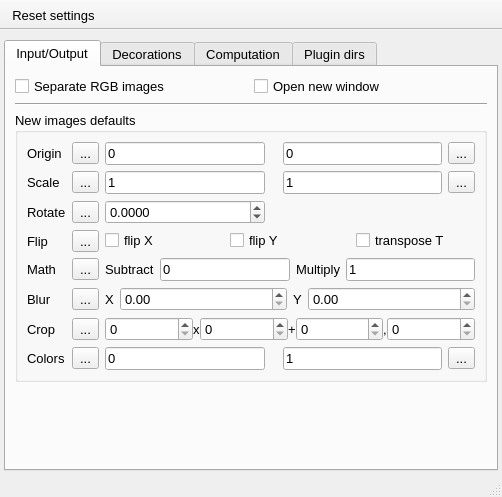
Above: UIs/nPreferences.ui from NeutrinoToolkit/Neutrino before the change. Below: the same form after it.
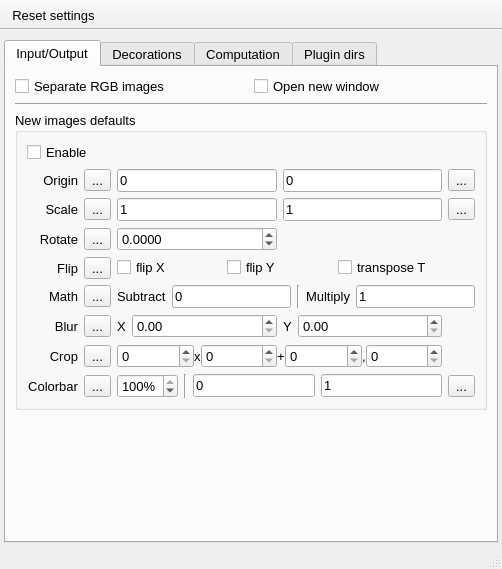
That is the form after the change. Icons and pictures are not drawn.

Commit message: [Focalspot] fix when NaN present and scale

Diff of the .ui file:
```diff
--- a/UIs/nPreferences.ui
+++ b/UIs/nPreferences.ui
@@ -7,7 +7,7 @@
     <x>0</x>
     <y>0</y>
     <width>448</width>
-    <height>497</height>
+    <height>569</height>
    </rect>
   </property>
   <property name="font">
@@ -103,8 +103,18 @@
           <property name="title">
            <string>New images defaults</string>
           </property>
-          <layout class="QGridLayout" name="gridLayout">
-           <item row="0" column="0">
+          <layout class="QGridLayout" name="gridLayout" columnstretch="0,0,1,1,0">
+           <item row="0" column="0" colspan="2">
+            <widget class="QCheckBox" name="enableNewImageSettings">
+             <property name="text">
+              <string>Enable</string>
+             </property>
+             <property name="neutrinoSave" stdset="0">
+              <bool>true</bool>
+             </property>
+            </widget>
+           </item>
+           <item row="1" column="0">
             <widget class="QLabel" name="label_8">
              <property name="font">
               <font>
@@ -114,10 +124,13 @@
              <property name="text">
               <string>Origin</string>
              </property>
+             <property name="alignment">
+              <set>Qt::AlignRight|Qt::AlignTrailing|Qt::AlignVCenter</set>
+             </property>
             </widget>
            </item>
            <item row="1" column="1">
-            <widget class="QToolButton" name="lockScale">
+            <widget class="QToolButton" name="lockOrigin">
              <property name="toolTip">
               <string>lock scale for newly opened images</string>
              </property>
@@ -137,120 +150,33 @@
              </property>
             </widget>
            </item>
-           <item row="5" column="1">
-            <widget class="QToolButton" name="lockBlur">
+           <item row="1" column="2">
+            <widget class="QLineEdit" name="originX">
              <property name="toolTip">
               <string>lock blur for newly opened images</string>
              </property>
              <property name="text">
-              <string>...</string>
+              <string>0</string>
              </property>
-             <property name="icon">
-              <iconset resource="../../build-neutrinoMaster-Brew-Debug/src/qrc/icons.qrc">
-               <normaloff>:/icons/lockOpen.png</normaloff>
-               <normalon>:/icons/lockClose.png</normalon>:/icons/lockOpen.png</iconset>
-             </property>
-             <property name="checkable">
-              <bool>true</bool>
-             </property>
              <property name="neutrinoSave" stdset="0">
               <bool>true</bool>
              </property>
             </widget>
            </item>
-           <item row="6" column="1">
-            <widget class="QToolButton" name="lockCrop">
+           <item row="1" column="3">
+            <widget class="QLineEdit" name="originY">
              <property name="toolTip">
               <string>lock crop for newly opened images</string>
              </property>
              <property name="text">
-              <string>...</string>
+              <string>0</string>
              </property>
-             <property name="icon">
-              <iconset resource="../../build-neutrinoMaster-Brew-Debug/src/qrc/icons.qrc">
-               <normaloff>:/icons/lockOpen.png</normaloff>
-               <normalon>:/icons/lockClose.png</normalon>:/icons/lockOpen.png</iconset>
-             </property>
-             <property name="checkable">
-              <bool>true</bool>
-             </property>
              <property name="neutrinoSave" stdset="0">
               <bool>true</bool>
              </property>
             </widget>
            </item>
-           <item row="4" column="0">
-            <widget class="QLabel" name="label_7">
-             <property name="text">
-              <string>Math</string>
-             </property>
-            </widget>
-           </item>
-           <item row="1" column="0">
-            <widget class="QLabel" name="label_9">
-             <property name="font">
-              <font>
-               <pointsize>10</pointsize>
-              </font>
-             </property>
-             <property name="text">
-              <string>Scale</string>
-             </property>
-            </widget>
-           </item>
-           <item row="4" column="4" colspan="5">
-            <widget class="QWidget" name="widget_2" native="true">
-             <layout class="QHBoxLayout" name="horizontalLayout_3">
-              <property name="leftMargin">
-               <number>0</number>
-              </property>
-              <property name="topMargin">
-               <number>0</number>
-              </property>
-              <property name="rightMargin">
-               <number>0</number>
-              </property>
-              <property name="bottomMargin">
-               <number>0</number>
-              </property>
-              <item>
-               <widget class="QLabel" name="label_12">
-                <property name="text">
-                 <string>Subtract</string>
-                </property>
-               </widget>
-              </item>
-              <item>
-               <widget class="QLineEdit" name="subtract">
-                <property name="text">
-                 <string>0</string>
-                </property>
-                <property name="neutrinoSave" stdset="0">
-                 <bool>true</bool>
-                </property>
-               </widget>
-              </item>
-              <item>
-               <widget class="QLabel" name="label_13">
-                <property name="text">
-                 <string>Multiply</string>
-                </property>
-               </widget>
-              </item>
-              <item>
-               <widget class="QLineEdit" name="multiply">
-                <property name="text">
-                 <string>1</string>
-                </property>
-                <property name="neutrinoSave" stdset="0">
-                 <bool>true</bool>
-                </property>
-               </widget>
-              </item>
-             </layout>
-            </widget>
-           </item>
-           <item row="0" column="8">
+           <item row="1" column="4">
             <widget class="QToolButton" name="getOrigin">
              <property name="toolTip">
               <string>get origin from current image</string>
@@ -264,28 +190,83 @@
              </property>
             </widget>
            </item>
-           <item row="7" column="1">
-            <widget class="QToolButton" name="lockColors">
-             <property name="toolTip">
-              <string>lock colors for newly opened images</string>
-             </property>
-             <property name="text">
-              <string>...</string>
-             </property>
-             <property name="icon">
-              <iconset resource="../../build-neutrinoMaster-Brew-Debug/src/qrc/icons.qrc">
-               <normaloff>:/icons/lockOpen.png</normaloff>
-               <normalon>:/icons/lockClose.png</normalon>:/icons/lockOpen.png</iconset>
-             </property>
-             <property name="checkable">
-              <bool>true</bool>
-             </property>
-             <property name="neutrinoSave" stdset="0">
-              <bool>true</bool>
-             </property>
-            </widget>
-           </item>
            <item row="2" column="0">
+            <widget class="QLabel" name="label_9">
+             <property name="font">
+              <font>
+               <pointsize>10</pointsize>
+              </font>
+             </property>
+             <property name="text">
+              <string>Scale</string>
+             </property>
+             <property name="alignment">
+              <set>Qt::AlignRight|Qt::AlignTrailing|Qt::AlignVCenter</set>
+             </property>
+            </widget>
+           </item>
+           <item row="2" column="1">
+            <widget class="QToolButton" name="lockScale">
+             <property name="toolTip">
+              <string>lock scale for newly opened images</string>
+             </property>
+             <property name="text">
+              <string>...</string>
+             </property>
+             <property name="icon">
+              <iconset resource="../../build-neutrinoMaster-Brew-Debug/src/qrc/icons.qrc">
+               <normaloff>:/icons/lockOpen.png</normaloff>
+               <normalon>:/icons/lockClose.png</normalon>:/icons/lockOpen.png</iconset>
+             </property>
+             <property name="checkable">
+              <bool>true</bool>
+             </property>
+             <property name="neutrinoSave" stdset="0">
+              <bool>true</bool>
+             </property>
+            </widget>
+           </item>
+           <item row="2" column="2">
+            <widget class="QLineEdit" name="scaleX">
+             <property name="toolTip">
+              <string>scale x</string>
+             </property>
+             <property name="text">
+              <string>1</string>
+             </property>
+             <property name="neutrinoSave" stdset="0">
+              <bool>true</bool>
+             </property>
+            </widget>
+           </item>
+           <item row="2" column="3">
+            <widget class="QLineEdit" name="scaleY">
+             <property name="toolTip">
+              <string>scale y</string>
+             </property>
+             <property name="text">
+              <string>1</string>
+             </property>
+             <property name="neutrinoSave" stdset="0">
+              <bool>true</bool>
+             </property>
+            </widget>
+           </item>
+           <item row="2" column="4">
+            <widget class="QToolButton" name="getScale">
+             <property name="toolTip">
+              <string>get scale from current image</string>
+             </property>
+             <property name="text">
+              <string>...</string>
+             </property>
+             <property name="icon">
+              <iconset resource="../../build-neutrinoMaster-Brew-Debug/src/qrc/icons.qrc">
+               <normaloff>:/icons/autoRefresh.png</normaloff>:/icons/autoRefresh.png</iconset>
+             </property>
+            </widget>
+           </item>
+           <item row="3" column="0">
             <widget class="QLabel" name="label_rotate">
              <property name="font">
               <font>
@@ -295,9 +276,85 @@
              <property name="text">
               <string>Rotate</string>
              </property>
+             <property name="alignment">
+              <set>Qt::AlignRight|Qt::AlignTrailing|Qt::AlignVCenter</set>
+             </property>
             </widget>
            </item>
-           <item row="3" column="4" colspan="5">
+           <item row="3" column="1">
+            <widget class="QToolButton" name="lockRotate">
+             <property name="toolTip">
+              <string>lock rotate for newly opened images</string>
+             </property>
+             <property name="text">
+              <string>...</string>
+             </property>
+             <property name="icon">
+              <iconset resource="../../build-neutrinoMaster-Brew-Debug/src/qrc/icons.qrc">
+               <normaloff>:/icons/lockOpen.png</normaloff>
+               <normalon>:/icons/lockClose.png</normalon>:/icons/lockOpen.png</iconset>
+             </property>
+             <property name="checkable">
+              <bool>true</bool>
+             </property>
+             <property name="neutrinoSave" stdset="0">
+              <bool>true</bool>
+             </property>
+            </widget>
+           </item>
+           <item row="3" column="2">
+            <widget class="QDoubleSpinBox" name="rotate">
+             <property name="decimals">
+              <number>4</number>
+             </property>
+             <property name="minimum">
+              <double>-360.000000000000000</double>
+             </property>
+             <property name="maximum">
+              <double>360.000000000000000</double>
+             </property>
+             <property name="neutrinoSave" stdset="0">
+              <bool>true</bool>
+             </property>
+            </widget>
+           </item>
+           <item row="4" column="0">
+            <widget class="QLabel" name="label_flip">
+             <property name="font">
+              <font>
+               <pointsize>10</pointsize>
+              </font>
+             </property>
+             <property name="text">
+              <string>Flip</string>
+             </property>
+             <property name="alignment">
+              <set>Qt::AlignRight|Qt::AlignTrailing|Qt::AlignVCenter</set>
+             </property>
+            </widget>
+           </item>
+           <item row="4" column="1">
+            <widget class="QToolButton" name="lockFlip">
+             <property name="toolTip">
+              <string>lock filp/transpose forn newly opened images</string>
+             </property>
+             <property name="text">
+              <string>...</string>
+             </property>
+             <property name="icon">
+              <iconset resource="../../build-neutrinoMaster-Brew-Debug/src/qrc/icons.qrc">
+               <normaloff>:/icons/lockOpen.png</normaloff>
+               <normalon>:/icons/lockClose.png</normalon>:/icons/lockOpen.png</iconset>
+             </property>
+             <property name="checkable">
+              <bool>true</bool>
+             </property>
+             <property name="neutrinoSave" stdset="0">
+              <bool>true</bool>
+             </property>
+            </widget>
+           </item>
+           <item row="4" column="2" colspan="2">
             <widget class="QWidget" name="widget_1" native="true">
              <layout class="QHBoxLayout" name="horizontalLayout">
               <property name="leftMargin">
@@ -345,7 +402,128 @@
              </layout>
             </widget>
            </item>
-           <item row="5" column="4" colspan="5">
+           <item row="5" column="0">
+            <widget class="QLabel" name="label_7">
+             <property name="text">
+              <string>Math</string>
+             </property>
+             <property name="alignment">
+              <set>Qt::AlignRight|Qt::AlignTrailing|Qt::AlignVCenter</set>
+             </property>
+            </widget>
+           </item>
+           <item row="5" column="1">
+            <widget class="QToolButton" name="lockMath">
+             <property name="toolTip">
+              <string>lock scale forn newly opened images</string>
+             </property>
+             <property name="text">
+              <string>...</string>
+             </property>
+             <property name="icon">
+              <iconset resource="../../build-neutrinoMaster-Brew-Debug/src/qrc/icons.qrc">
+               <normaloff>:/icons/lockOpen.png</normaloff>
+               <normalon>:/icons/lockClose.png</normalon>:/icons/lockOpen.png</iconset>
+             </property>
+             <property name="checkable">
+              <bool>true</bool>
+             </property>
+             <property name="neutrinoSave" stdset="0">
+              <bool>true</bool>
+             </property>
+            </widget>
+           </item>
+           <item row="5" column="2" colspan="3">
+            <widget class="QWidget" name="widget_2" native="true">
+             <layout class="QHBoxLayout" name="horizontalLayout_3">
+              <property name="leftMargin">
+               <number>0</number>
+              </property>
+              <property name="topMargin">
+               <number>0</number>
+              </property>
+              <property name="rightMargin">
+               <number>0</number>
+              </property>
+              <property name="bottomMargin">
+               <number>0</number>
+              </property>
+              <item>
+               <widget class="QLabel" name="label_12">
+                <property name="text">
+                 <string>Subtract</string>
+                </property>
+               </widget>
+              </item>
+              <item>
+               <widget class="QLineEdit" name="subtract">
+                <property name="text">
+                 <string>0</string>
+                </property>
+                <property name="neutrinoSave" stdset="0">
+                 <bool>true</bool>
+                </property>
+               </widget>
+              </item>
+              <item>
+               <widget class="Line" name="line_5">
+                <property name="orientation">
+                 <enum>Qt::Vertical</enum>
+                </property>
+               </widget>
+              </item>
+              <item>
+               <widget class="QLabel" name="label_13">
+                <property name="text">
+                 <string>Multiply</string>
+                </property>
+               </widget>
+              </item>
+              <item>
+               <widget class="QLineEdit" name="multiply">
+                <property name="text">
+                 <string>1</string>
+                </property>
+                <property name="neutrinoSave" stdset="0">
+                 <bool>true</bool>
+                </property>
+               </widget>
+              </item>
+             </layout>
+            </widget>
+           </item>
+           <item row="6" column="0">
+            <widget class="QLabel" name="label_14">
+             <property name="text">
+              <string>Blur</string>
+             </property>
+             <property name="alignment">
+              <set>Qt::AlignRight|Qt::AlignTrailing|Qt::AlignVCenter</set>
+             </property>
+            </widget>
+           </item>
+           <item row="6" column="1">
+            <widget class="QToolButton" name="lockBlur">
+             <property name="toolTip">
+              <string>lock blur for newly opened images</string>
+             </property>
+             <property name="text">
+              <string>...</string>
+             </property>
+             <property name="icon">
+              <iconset resource="../../build-neutrinoMaster-Brew-Debug/src/qrc/icons.qrc">
+               <normaloff>:/icons/lockOpen.png</normaloff>
+               <normalon>:/icons/lockClose.png</normalon>:/icons/lockOpen.png</iconset>
+             </property>
+             <property name="checkable">
+              <bool>true</bool>
+             </property>
+             <property name="neutrinoSave" stdset="0">
+              <bool>true</bool>
+             </property>
+            </widget>
+           </item>
+           <item row="6" column="2" colspan="2">
             <widget class="QWidget" name="widget_7" native="true">
              <layout class="QHBoxLayout" name="horizontalLayout_5" stretch="0,1,0,1">
               <property name="leftMargin">
@@ -398,115 +576,21 @@
             </widget>
            </item>
            <item row="7" column="0">
-            <widget class="QLabel" name="label_21">
-             <property name="text">
-              <string>Colors</string>
-             </property>
-            </widget>
-           </item>
-           <item row="0" column="4">
-            <widget class="QLineEdit" name="originX">
-             <property name="toolTip">
-              <string>origin x</string>
-             </property>
-             <property name="text">
-              <string>0</string>
-             </property>
-             <property name="neutrinoSave" stdset="0">
-              <bool>true</bool>
-             </property>
-            </widget>
-           </item>
-           <item row="1" column="8">
-            <widget class="QToolButton" name="getScale">
-             <property name="toolTip">
-              <string>get scale from current image</string>
-             </property>
-             <property name="text">
-              <string>...</string>
-             </property>
-             <property name="icon">
-              <iconset resource="../../build-neutrinoMaster-Brew-Debug/src/qrc/icons.qrc">
-               <normaloff>:/icons/autoRefresh.png</normaloff>:/icons/autoRefresh.png</iconset>
-             </property>
-            </widget>
-           </item>
-           <item row="2" column="4">
-            <widget class="QDoubleSpinBox" name="rotate">
-             <property name="decimals">
-              <number>4</number>
-             </property>
-             <property name="minimum">
-              <double>-360.000000000000000</double>
-             </property>
-             <property name="maximum">
-              <double>360.000000000000000</double>
-             </property>
-             <property name="neutrinoSave" stdset="0">
-              <bool>true</bool>
-             </property>
-            </widget>
-           </item>
-           <item row="1" column="7">
-            <widget class="QLineEdit" name="scaleY">
-             <property name="toolTip">
-              <string>scale y</string>
-             </property>
-             <property name="text">
-              <string>1</string>
-             </property>
-             <property name="neutrinoSave" stdset="0">
-              <bool>true</bool>
-             </property>
-            </widget>
-           </item>
-           <item row="6" column="0">
             <widget class="QLabel" name="label_15">
              <property name="text">
               <string>Crop</string>
              </property>
-            </widget>
-           </item>
-           <item row="4" column="1">
-            <widget class="QToolButton" name="lockMath">
-             <property name="toolTip">
-              <string>lock scale forn newly opened images</string>
+             <property name="alignment">
+              <set>Qt::AlignRight|Qt::AlignTrailing|Qt::AlignVCenter</set>
              </property>
-             <property name="text">
-              <string>...</string>
-             </property>
-             <property name="icon">
-              <iconset resource="../../build-neutrinoMaster-Brew-Debug/src/qrc/icons.qrc">
-               <normaloff>:/icons/lockOpen.png</normaloff>
-               <normalon>:/icons/lockClose.png</normalon>:/icons/lockOpen.png</iconset>
-             </property>
-             <property name="checkable">
-              <bool>true</bool>
-             </property>
-             <property name="neutrinoSave" stdset="0">
-              <bool>true</bool>
-             </property>
             </widget>
            </item>
-           <item row="1" column="4">
-            <widget class="QLineEdit" name="scaleX">
+           <item row="7" column="1">
+            <widget class="QToolButton" name="lockCrop">
              <property name="toolTip">
               <string>scale x</string>
              </property>
              <property name="text">
-              <string>1</string>
-             </property>
-             <property name="neutrinoSave" stdset="0">
-              <bool>true</bool>
-             </property>
-            </widget>
-           </item>
-           <item row="0" column="1">
-            <widget class="QToolButton" name="lockOrigin">
-             <property name="toolTip">
-              <string>lock origin for newly opened images</string>
-             </property>
-             <property name="text">
               <string>...</string>
              </property>
              <property name="icon">
@@ -522,14 +606,7 @@
              </property>
             </widget>
            </item>
-           <item row="5" column="0">
-            <widget class="QLabel" name="label_14">
-             <property name="text">
-              <string>Blur</string>
-             </property>
-            </widget>
-           </item>
-           <item row="6" column="4" colspan="5">
+           <item row="7" column="2" colspan="2">
             <widget class="QWidget" name="widget_8" native="true">
              <layout class="QHBoxLayout" name="horizontalLayout_6" stretch="1,0,1,0,1,0,1">
               <property name="spacing">
@@ -611,41 +688,18 @@
              </layout>
             </widget>
            </item>
-           <item row="3" column="1">
-            <widget class="QToolButton" name="lockFlip">
-             <property name="toolTip">
-              <string>lock filp/transpose forn newly opened images</string>
-             </property>
+           <item row="8" column="0">
+            <widget class="QLabel" name="label_21">
              <property name="text">
-              <string>...</string>
+              <string>Colorbar</string>
              </property>
-             <property name="icon">
-              <iconset resource="../../build-neutrinoMaster-Brew-Debug/src/qrc/icons.qrc">
-               <normaloff>:/icons/lockOpen.png</normaloff>
-               <normalon>:/icons/lockClose.png</normalon>:/icons/lockOpen.png</iconset>
+             <property name="alignment">
+              <set>Qt::AlignRight|Qt::AlignTrailing|Qt::AlignVCenter</set>
              </property>
-             <property name="checkable">
-              <bool>true</bool>
-             </property>
-             <property name="neutrinoSave" stdset="0">
-              <bool>true</bool>
-             </property>
             </widget>
            </item>
-           <item row="3" column="0">
-            <widget class="QLabel" name="label_flip">
-             <property name="font">
-              <font>
-               <pointsize>10</pointsize>
-              </font>
-             </property>
-             <property name="text">
-              <string>Flip</string>
-             </property>
-            </widget>
-           </item>
-           <item row="2" column="1">
-            <widget class="QToolButton" name="lockRotate">
+           <item row="8" column="1">
+            <widget class="QToolButton" name="lockColors">
              <property name="toolTip">
               <string>lock rotate for newly opened images</string>
              </property>
@@ -665,57 +719,88 @@
              </property>
             </widget>
            </item>
-           <item row="0" column="7">
-            <widget class="QLineEdit" name="originY">
-             <property name="toolTip">
-              <string>origin y</string>
-             </property>
-             <property name="text">
-              <string>0</string>
-             </property>
-             <property name="neutrinoSave" stdset="0">
-              <bool>true</bool>
-             </property>
-            </widget>
-           </item>
-           <item row="7" column="4">
-            <widget class="QLineEdit" name="colorMin">
-             <property name="toolTip">
-              <string>Minimum display color</string>
-             </property>
-             <property name="text">
-              <string>0</string>
-             </property>
-             <property name="neutrinoSave" stdset="0">
-              <bool>true</bool>
-             </property>
-            </widget>
-           </item>
-           <item row="7" column="7">
-            <widget class="QLineEdit" name="colorMax">
-             <property name="toolTip">
-              <string>Maximum display color</string>
-             </property>
-             <property name="text">
-              <string>1</string>
-             </property>
-             <property name="neutrinoSave" stdset="0">
-              <bool>true</bool>
-             </property>
-            </widget>
-           </item>
-           <item row="7" column="8">
-            <widget class="QToolButton" name="getColors">
-             <property name="toolTip">
-              <string>get colors extremes from current image</string>
-             </property>
-             <property name="text">
-              <string>...</string>
-             </property>
-             <property name="icon">
-              <iconset resource="../../build-neutrinoMaster-Brew-Debug/src/qrc/icons.qrc">
-               <normaloff>:/icons/autoRefresh.png</normaloff>:/icons/autoRefresh.png</iconset>
-             </property>
+           <item row="8" column="2" colspan="3">
+            <widget class="QWidget" name="widget_10" native="true">
+             <layout class="QHBoxLayout" name="horizontalLayout_8" stretch="0,0,1,1,0">
+              <property name="leftMargin">
+               <number>0</number>
+              </property>
+              <property name="topMargin">
+               <number>0</number>
+              </property>
+              <property name="rightMargin">
+               <number>0</number>
+              </property>
+              <property name="bottomMargin">
+               <number>0</number>
+              </property>
+              <item>
+               <widget class="QSpinBox" name="colorSpin">
+                <property name="toolTip">
+                 <string>Scale colorbar so that this percentage of pixels fall within extremes</string>
+                </property>
+                <property name="suffix">
+                 <string>%</string>
+                </property>
+                <property name="maximum">
+                 <number>100</number>
+                </property>
+                <property name="value">
+                 <number>100</number>
+                </property>
+                <property name="neutrinoSave" stdset="0">
+                 <bool>true</bool>
+                </property>
+               </widget>
+              </item>
+              <item>
+               <widget class="Line" name="line_4">
+                <property name="orientation">
+                 <enum>Qt::Vertical</enum>
+                </property>
+               </widget>
+              </item>
+              <item>
+               <widget class="QLineEdit" name="colorMin">
+                <property name="toolTip">
+                 <string>Minimum display color</string>
+                </property>
+                <property name="text">
+                 <string>0</string>
+                </property>
+                <property name="neutrinoSave" stdset="0">
+                 <bool>true</bool>
+                </property>
+               </widget>
+              </item>
+              <item>
+               <widget class="QLineEdit" name="colorMax">
+                <property name="toolTip">
+                 <string>Maximum display color</string>
+                </property>
+                <property name="text">
+                 <string>1</string>
+                </property>
+                <property name="neutrinoSave" stdset="0">
+                 <bool>true</bool>
+                </property>
+               </widget>
+              </item>
+              <item>
+               <widget class="QToolButton" name="getColors">
+                <property name="toolTip">
+                 <string>get colors extremes from current image</string>
+                </property>
+                <property name="text">
+                 <string>...</string>
+                </property>
+                <property name="icon">
+                 <iconset resource="../../build-neutrinoMaster-Brew-Debug/src/qrc/icons.qrc">
+                  <normaloff>:/icons/autoRefresh.png</normaloff>:/icons/autoRefresh.png</iconset>
+                </property>
+               </widget>
+              </item>
+             </layout>
             </widget>
            </item>
           </layout>
```
Left out of the diff: 13 changed lines with no effect on the pictures. The commit also changes 12 other files.
